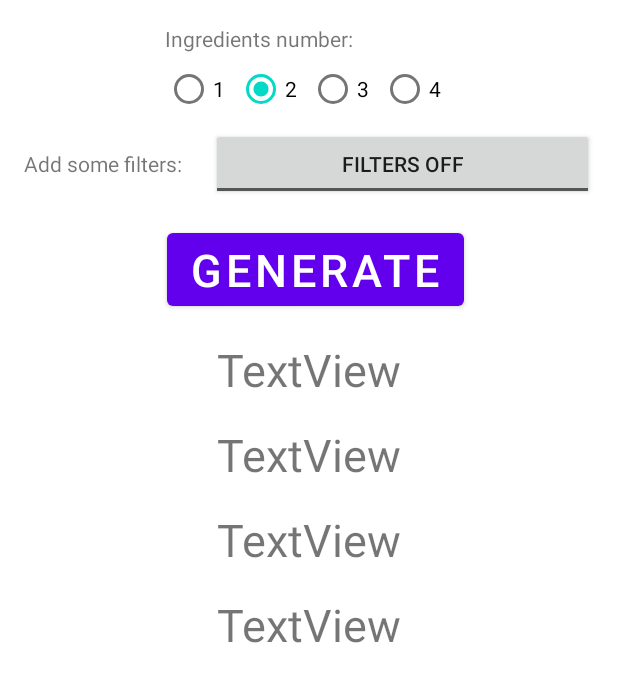
After one commit to andrea-ga/Random-pizza-app, an Android app: the fragment P360Fragment shown on its own in the app's theme, on a phone screen of 412 x 824 dp. The commit adds this screen. Shown: the top 682 px of the screen. Run offline under Robolectric (Android 15) with nearby library versions, the phone set to English and light mode, and no system bars.

Commit message:
Started 360° Fragment Layout

```diff
--- /dev/null
+++ b/app/src/main/java/com/pizzaboys/randompizzaapp/P360Fragment.java
@@ -0,0 +1,19 @@
+package com.pizzaboys.randompizzaapp;
+
+import android.os.Bundle;
+import android.view.LayoutInflater;
+import android.view.View;
+import android.view.ViewGroup;
+
+import androidx.annotation.NonNull;
+import androidx.annotation.Nullable;
+import androidx.fragment.app.Fragment;
+
+public class P360Fragment extends Fragment {
+
+    @Nullable
+    @Override
+    public View onCreateView(@NonNull LayoutInflater inflater, @Nullable ViewGroup container, @Nullable Bundle savedInstanceState) {
+        return inflater.inflate(R.layout.fragment_360, container, false);
+    }
+}
--- /dev/null
+++ b/app/src/main/res/layout/fragment_360.xml
@@ -0,0 +1,139 @@
+<?xml version="1.0" encoding="utf-8"?>
+<androidx.constraintlayout.widget.ConstraintLayout xmlns:android="http://schemas.android.com/apk/res/android"
+    xmlns:app="http://schemas.android.com/apk/res-auto"
+    xmlns:tools="http://schemas.android.com/tools"
+    android:layout_width="match_parent"
+    android:layout_height="match_parent">
+
+    <Button
+        android:id="@+id/button2"
+        android:layout_width="wrap_content"
+        android:layout_height="wrap_content"
+        android:layout_marginTop="16dp"
+        android:text="@string/button_pizza"
+        android:textSize="30sp"
+        app:layout_constraintEnd_toEndOf="parent"
+        app:layout_constraintHorizontal_bias="0.52"
+        app:layout_constraintStart_toStartOf="parent"
+        app:layout_constraintTop_toBottomOf="@+id/toggleButton" />
+
+    <RadioGroup
+        android:id="@+id/radio_wrapper"
+        android:layout_width="wrap_content"
+        android:layout_height="wrap_content"
+        android:layout_marginTop="16dp"
+        android:orientation="vertical"
+        app:layout_constraintEnd_toEndOf="parent"
+        app:layout_constraintStart_toStartOf="parent"
+        app:layout_constraintTop_toTopOf="parent">
+
+        <TextView
+            android:layout_width="wrap_content"
+            android:layout_height="wrap_content"
+            android:text="@string/radio_title" />
+
+        <RadioGroup
+            android:id="@+id/radio_group"
+            android:layout_width="wrap_content"
+            android:layout_height="wrap_content"
+            android:checkedButton="@id/radio_2"
+            android:orientation="horizontal">
+
+            <RadioButton
+                android:id="@+id/radio_1"
+                android:layout_width="wrap_content"
+                android:layout_height="wrap_content"
+                android:text="@string/radio_text_1" />
+
+            <RadioButton
+                android:id="@+id/radio_2"
+                android:layout_width="wrap_content"
+                android:layout_height="wrap_content"
+                android:text="@string/radio_text_2" />
+
+            <RadioButton
+                android:id="@+id/radio_3"
+                android:layout_width="wrap_content"
+                android:layout_height="wrap_content"
+                android:text="@string/radio_text_3" />
+
+            <RadioButton
+                android:id="@+id/radio_4"
+                android:layout_width="wrap_content"
+                android:layout_height="wrap_content"
+                android:text="@string/radio_text_4" />
+
+        </RadioGroup>
+    </RadioGroup>
+
+    <ToggleButton
+        android:id="@+id/toggleButton"
+        android:layout_width="0dp"
+        android:layout_height="wrap_content"
+        android:layout_marginStart="16dp"
+        android:layout_marginLeft="16dp"
+        android:layout_marginEnd="16dp"
+        android:layout_marginRight="16dp"
+        android:text="Add some filters"
+        android:textOff="FILTERS OFF"
+        android:textOn="FILTERS ON"
+        app:layout_constraintBaseline_toBaselineOf="@+id/textView6"
+        app:layout_constraintEnd_toEndOf="parent"
+        app:layout_constraintStart_toEndOf="@+id/textView6" />
+
+    <TextView
+        android:id="@+id/textView6"
+        android:layout_width="wrap_content"
+        android:layout_height="wrap_content"
+        android:layout_marginStart="16dp"
+        android:layout_marginLeft="16dp"
+        android:layout_marginTop="16dp"
+        android:text="Add some filters: "
+        app:layout_constraintStart_toStartOf="parent"
+        app:layout_constraintTop_toBottomOf="@+id/radio_wrapper" />
+
+    <TextView
+        android:id="@+id/textView7"
+        android:layout_width="wrap_content"
+        android:layout_height="wrap_content"
+        android:layout_marginTop="16dp"
+        android:text="TextView"
+        android:textSize="30sp"
+        app:layout_constraintEnd_toEndOf="parent"
+        app:layout_constraintStart_toStartOf="parent"
+        app:layout_constraintTop_toBottomOf="@+id/button2" />
+
+    <TextView
+        android:id="@+id/textView8"
+        android:layout_width="wrap_content"
+        android:layout_height="wrap_content"
+        android:layout_marginTop="16dp"
+        android:text="TextView"
+        android:textSize="30sp"
+        app:layout_constraintEnd_toEndOf="parent"
+        app:layout_constraintStart_toStartOf="parent"
+        app:layout_constraintTop_toBottomOf="@+id/textView7" />
+
+    <TextView
+        android:id="@+id/textView9"
+        android:layout_width="wrap_content"
+        android:layout_height="wrap_content"
+        android:layout_marginTop="16dp"
+        android:text="TextView"
+        android:textSize="30sp"
+        app:layout_constraintEnd_toEndOf="parent"
+        app:layout_constraintStart_toStartOf="parent"
+        app:layout_constraintTop_toBottomOf="@+id/textView8" />
+
+    <TextView
+        android:id="@+id/textView10"
+        android:layout_width="wrap_content"
+        android:layout_height="wrap_content"
+        android:layout_marginTop="16dp"
+        android:text="TextView"
+        android:textSize="30sp"
+        app:layout_constraintEnd_toEndOf="parent"
+        app:layout_constraintStart_toStartOf="parent"
+        app:layout_constraintTop_toBottomOf="@+id/textView9" />
+
+</androidx.constraintlayout.widget.ConstraintLayout>
--- a/app/src/main/res/values/strings.xml
+++ b/app/src/main/res/values/strings.xml
@@ -11,4 +11,9 @@
     <string name="navigation_drawer_open">Open navigation drawer</string>
     <string name="navigation_drawer_close">Close navigation drawer</string>
     <string name="button_pizza">Generate</string>
+    <string name="radio_title">Ingredients number:</string>
+    <string name="radio_text_1">1</string>
+    <string name="radio_text_2">2</string>
+    <string name="radio_text_3">3</string>
+    <string name="radio_text_4">4</string>
 </resources>
```
